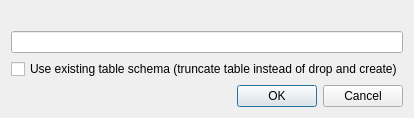
Old version of the form gui/SqlOpenSaveDialog.ui in the repository glandu2/RappelzRDBTool.
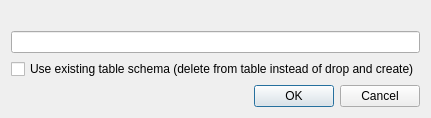
New version of the form.

Commit message: SQL source: when reusing existing table, only put existing column and ignore others (allow putting a more recent database in a older table)

Diff of the .ui file:
```diff
--- a/gui/SqlOpenSaveDialog.ui
+++ b/gui/SqlOpenSaveDialog.ui
@@ -6,7 +6,7 @@
    <rect>
     <x>0</x>
     <y>0</y>
-    <width>375</width>
+    <width>389</width>
     <height>109</height>
    </rect>
   </property>
@@ -27,7 +27,7 @@
    <item row="2" column="0">
     <widget class="QCheckBox" name="useExistingTableCheckbox">
      <property name="text">
-      <string>Use existing table schema (truncate table instead of drop and create)</string>
+      <string>Use existing table schema (delete from table instead of drop and create)</string>
      </property>
     </widget>
    </item>
```
The commit also changes 4 other files.
